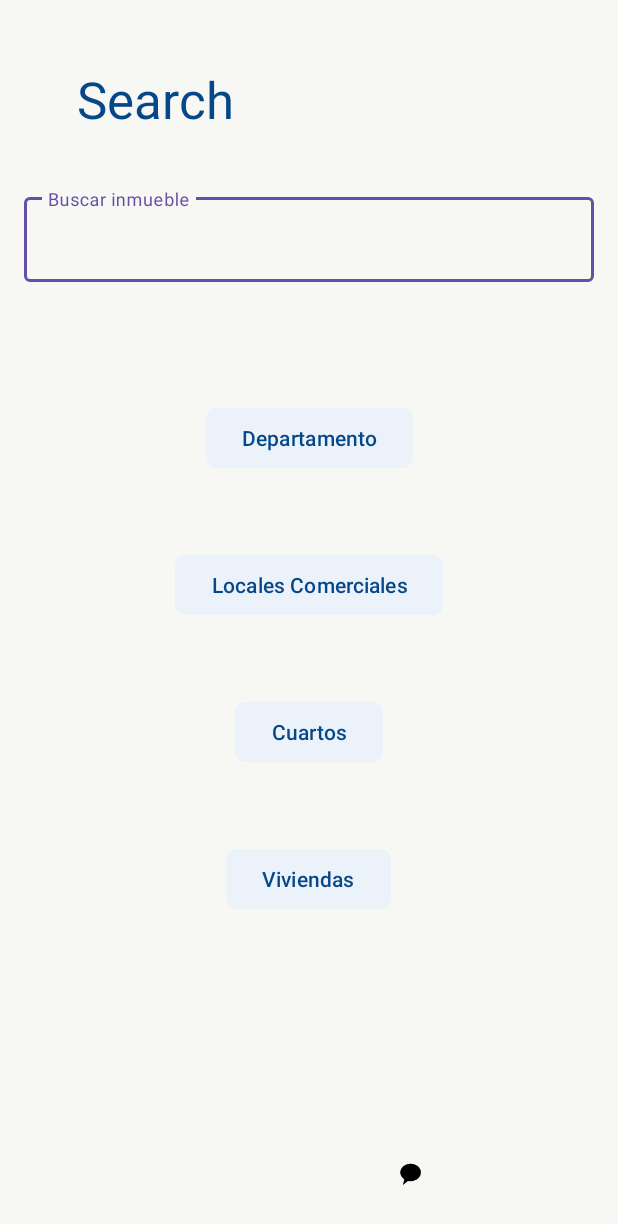
After one commit to WX61-Grupo2-AplicacionesMoviles/MobileApp-Plusroom, an Android app: the SearchActivity screen opened directly, with no data from a screen before it, on a phone screen of 412 x 824 dp. The commit adds this screen. Shown: the top 1224 px of the screen. Run offline under Robolectric (Android 15) with nearby library versions, the phone set to English and light mode, and no system bars.

Commit message:
add search activity

```diff
--- a/app/src/main/AndroidManifest.xml
+++ b/app/src/main/AndroidManifest.xml
@@ -13,6 +13,9 @@
         android:theme="@style/Theme.MobileAppPlusroom"
         tools:targetApi="31">
         <activity
+            android:name=".SearchActivity"
+            android:exported="false" />
+        <activity
             android:name=".MainActivity"
             android:exported="true">
             <intent-filter>
--- /dev/null
+++ b/app/src/main/java/com/example/mobileapp_plusroom/SearchActivity.kt
@@ -0,0 +1,61 @@
+package com.example.mobileapp_plusroom
+
+import android.content.Intent
+import android.os.Bundle
+import android.view.View
+import android.widget.Button
+import android.widget.TextView
+import androidx.activity.enableEdgeToEdge
+import androidx.appcompat.app.AppCompatActivity
+import androidx.core.view.ViewCompat
+import androidx.core.view.WindowInsetsCompat
+
+class SearchActivity : AppCompatActivity() {
+    override fun onCreate(savedInstanceState: Bundle?) {
+        super.onCreate(savedInstanceState)
+        enableEdgeToEdge()
+        setContentView(R.layout.activity_search)
+        ViewCompat.setOnApplyWindowInsetsListener(findViewById(R.id.main)) { v, insets ->
+            val systemBars = insets.getInsets(WindowInsetsCompat.Type.systemBars())
+            v.setPadding(systemBars.left, systemBars.top, systemBars.right, systemBars.bottom)
+            insets
+        }
+
+        val tvCategory: TextView = findViewById(R.id.tvCategory)
+        val btApartment: Button = findViewById(R.id.btApartment)
+        val btCommercialProperty: Button = findViewById(R.id.btCommercialProperty)
+        val btRoom: Button = findViewById(R.id.btRooms)
+        val btHouse: Button = findViewById(R.id.btHousing)
+
+        fun changeVisibility() {
+            btApartment.visibility = View.GONE
+            btCommercialProperty.visibility = View.GONE
+            btRoom.visibility = View.GONE
+            btHouse.visibility = View.GONE
+        }
+
+        btApartment.setOnClickListener {
+            tvCategory.text = "Departamentos"
+            changeVisibility()
+        }
+        btCommercialProperty.setOnClickListener {
+            tvCategory.text = "Locales comerciales"
+            changeVisibility()
+        }
+        btRoom.setOnClickListener {
+            tvCategory.text = "Cuartos"
+            changeVisibility()
+        }
+        btHouse.setOnClickListener {
+            tvCategory.text = "Viviendas"
+            changeVisibility()
+        }
+
+        val btReceivedMessage: Button = findViewById(R.id.btGotoReceivedMessage)
+
+//        btReceivedMessage.setOnClickListener {
+//            val intent = Intent(this, ReceivedMessageActivity::class.java)
+//            startActivity(intent)
+//        }
+    }
+}
--- /dev/null
+++ b/app/src/main/res/layout/activity_search.xml
@@ -0,0 +1,137 @@
+<?xml version="1.0" encoding="utf-8"?>
+<androidx.constraintlayout.widget.ConstraintLayout xmlns:android="http://schemas.android.com/apk/res/android"
+    xmlns:app="http://schemas.android.com/apk/res-auto"
+    xmlns:tools="http://schemas.android.com/tools"
+    android:id="@+id/main"
+    android:layout_width="match_parent"
+    android:layout_height="match_parent"
+    android:background="#F7F8F3"
+    tools:context=".SearchActivity">
+
+    <Button
+        android:id="@+id/btGotoReceivedMessage"
+        android:layout_width="wrap_content"
+        android:layout_height="wrap_content"
+        android:layout_marginStart="218dp"
+        android:layout_marginEnd="61dp"
+        android:layout_marginBottom="17dp"
+        android:backgroundTint="@color/white2"
+        android:textColor="@color/black"
+        app:icon="@android:drawable/sym_action_chat"
+        app:iconTint="@color/black"
+        app:layout_constraintBottom_toBottomOf="parent"
+        app:layout_constraintEnd_toEndOf="parent"
+        app:layout_constraintStart_toStartOf="parent"
+        tools:text="Message" />
+
+    <TextView
+        android:id="@+id/tvCategory"
+        android:layout_width="wrap_content"
+        android:layout_height="wrap_content"
+        android:layout_marginStart="16dp"
+        android:layout_marginTop="16dp"
+        app:layout_constraintStart_toStartOf="parent"
+        app:layout_constraintTop_toBottomOf="@+id/textInputLayout"
+        tools:text="Categoría" />
+
+    <Button
+        android:id="@+id/btHousing"
+        android:layout_width="wrap_content"
+        android:layout_height="wrap_content"
+        android:layout_marginTop="50dp"
+        android:backgroundTint="@color/skyblue"
+        android:text="@string/viviendas"
+        android:textColor="#064789"
+        app:cornerRadius="7dp"
+        app:layout_constraintEnd_toEndOf="parent"
+        app:layout_constraintHorizontal_bias="0.498"
+        app:layout_constraintStart_toStartOf="parent"
+        app:layout_constraintTop_toBottomOf="@+id/btRooms" />
+
+    <TextView
+        android:id="@+id/tvSearchTitle"
+        android:layout_width="wrap_content"
+        android:layout_height="wrap_content"
+        android:layout_marginStart="51dp"
+        android:layout_marginTop="43dp"
+        android:shadowColor="@color/material_dynamic_neutral60"
+        android:text="@string/search"
+        android:textColor="@color/blue60"
+        android:textSize="34sp"
+        app:layout_constraintStart_toStartOf="parent"
+        app:layout_constraintTop_toTopOf="parent" />
+
+    <Button
+        android:id="@+id/btApartment"
+        android:layout_width="wrap_content"
+        android:layout_height="wrap_content"
+        android:layout_marginTop="80dp"
+        android:backgroundTint="@color/skyblue"
+        android:text="@string/departamento"
+        android:textColor="#064789"
+        app:cornerRadius="7dp"
+        app:layout_constraintEnd_toEndOf="parent"
+        app:layout_constraintStart_toStartOf="parent"
+        app:layout_constraintTop_toBottomOf="@+id/textInputLayout" />
+
+    <com.google.android.material.textfield.TextInputLayout
+        android:id="@+id/textInputLayout"
+        android:layout_width="0dp"
+        android:layout_height="wrap_content"
+        android:layout_marginStart="16dp"
+        android:layout_marginTop="37dp"
+        android:layout_marginEnd="16dp"
+        android:textColorHint="@color/material_dynamic_neutral40"
+        app:endIconDrawable="?android:attr/actionModeWebSearchDrawable"
+        app:endIconScaleType="fitEnd"
+        app:layout_constraintEnd_toEndOf="parent"
+        app:layout_constraintStart_toStartOf="parent"
+        app:layout_constraintTop_toBottomOf="@+id/tvSearchTitle">
+
+        <com.google.android.material.textfield.TextInputEditText
+            android:id="@+id/etSearchBar"
+            android:layout_width="match_parent"
+            android:layout_height="wrap_content"
+            android:hint="Buscar inmueble"
+            android:textColor="@color/black" />
+    </com.google.android.material.textfield.TextInputLayout>
+
+    <Button
+        android:id="@+id/btCommercialProperty"
+        android:layout_width="wrap_content"
+        android:layout_height="wrap_content"
+        android:layout_marginTop="50dp"
+        android:backgroundTint="@color/skyblue"
+        android:text="@string/locales_comerciales"
+        android:textColor="#064789"
+        app:cornerRadius="7dp"
+        app:layout_constraintEnd_toEndOf="parent"
+        app:layout_constraintStart_toStartOf="parent"
+        app:layout_constraintTop_toBottomOf="@+id/btApartment" />
+
+    <Button
+        android:id="@+id/btRooms"
+        android:layout_width="wrap_content"
+        android:layout_height="wrap_content"
+        android:layout_marginTop="50dp"
+        android:backgroundTint="@color/skyblue"
+        android:text="@string/cuartos"
+        android:textColor="#064789"
+        app:cornerRadius="7dp"
+        app:layout_constraintEnd_toEndOf="parent"
+        app:layout_constraintStart_toStartOf="parent"
+        app:layout_constraintTop_toBottomOf="@+id/btCommercialProperty" />
+
+    <androidx.recyclerview.widget.RecyclerView
+        android:id="@+id/rvPosts"
+        android:layout_width="0dp"
+        android:layout_height="400dp"
+        android:layout_marginStart="1dp"
+        android:layout_marginEnd="1dp"
+        android:layout_marginBottom="80dp"
+        app:layout_constraintBottom_toBottomOf="parent"
+        app:layout_constraintEnd_toEndOf="parent"
+        app:layout_constraintStart_toStartOf="parent"
+        app:layout_constraintTop_toBottomOf="@+id/tvCategory" />
+
+</androidx.constraintlayout.widget.ConstraintLayout>
--- a/app/src/main/res/values/colors.xml
+++ b/app/src/main/res/values/colors.xml
@@ -2,4 +2,10 @@
 <resources>
     <color name="black">#FF000000</color>
     <color name="white">#FFFFFFFF</color>
+    <color name="white2">#F7F8F3</color>
+    <color name="skyblue">#EBF2FA</color>
+    <color name="blue80">#002C3E</color>
+    <color name="blue60">#064789</color>
+    <color name="blue40">#427AA1</color>
+    <color name="blue20">#78BCC4</color>
 </resources>
--- a/app/src/main/res/values/strings.xml
+++ b/app/src/main/res/values/strings.xml
@@ -1,3 +1,8 @@
 <resources>
     <string name="app_name">MobileApp-Plusroom</string>
+    <string name="viviendas">Viviendas</string>
+    <string name="search">Search</string>
+    <string name="departamento">Departamento</string>
+    <string name="locales_comerciales">Locales Comerciales</string>
+    <string name="cuartos">Cuartos</string>
 </resources>
```
Also changed, not shown: app/src/main/java/com/example/mobileapp_plusroom/MainActivity.kt (+11 -0 lines), app/src/main/res/layout/activity_main.xml (+7 -5 lines), app/src/main/res/layout/prototype_post.xml (added, +75 -0 lines), 1 other file.
